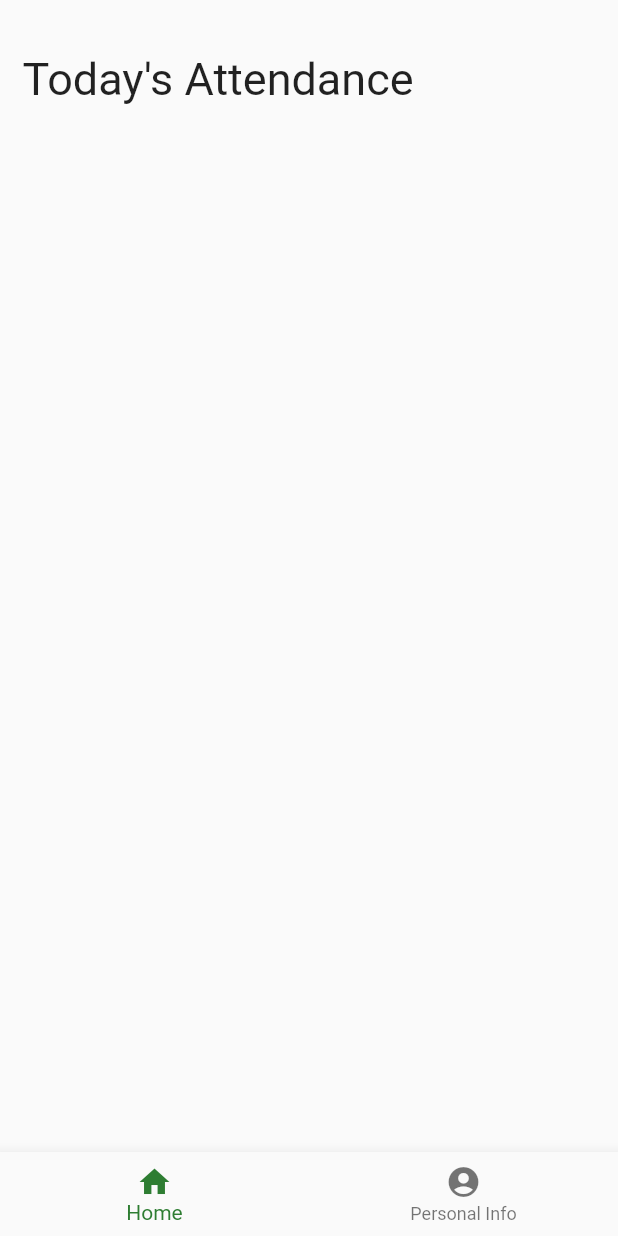
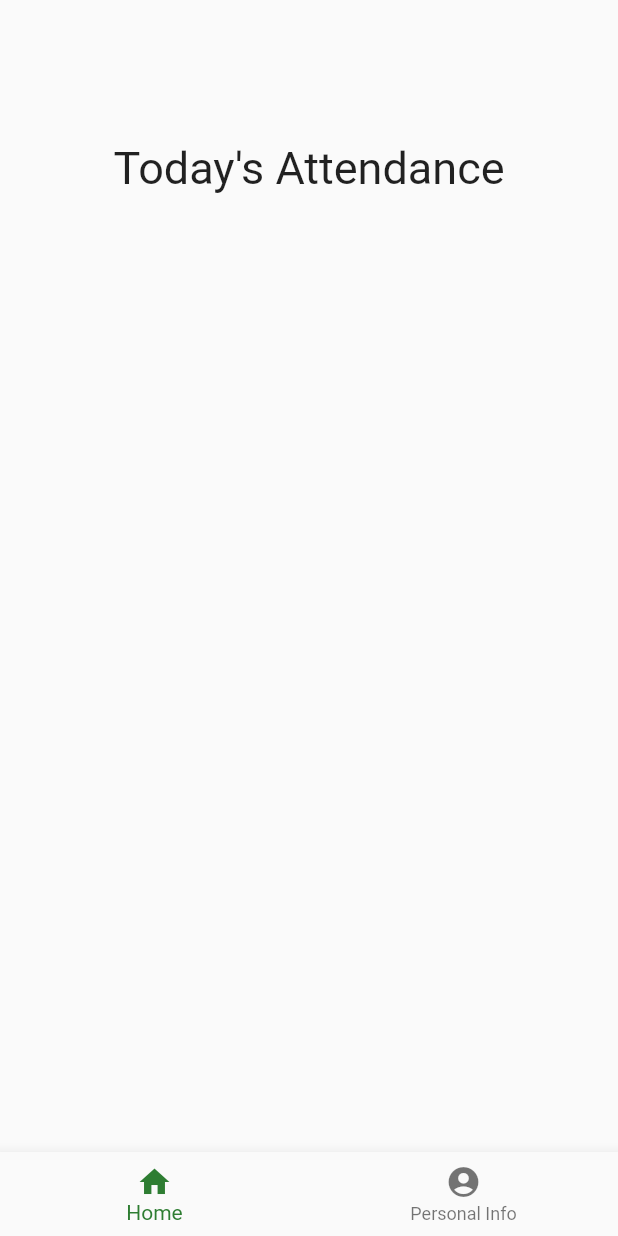
Before and after one commit to JohnEsleyer/ndmu-attendance-app, a Flutter app: the StudentScreen screen opened by its route, on a phone screen of 412 x 824 dp. Run offline on Flutter 3.47's test engine with Material 2 defaults, Android fonts, the phone set to English and light mode, and no system bars.

Commit message:
updated StudentScreens

```diff
--- a/frontend/final_qr/lib/screens/student/studentTodaysAttendance.dart
+++ b/frontend/final_qr/lib/screens/student/studentTodaysAttendance.dart
@@ -1,12 +1,63 @@
 import 'package:flutter/material.dart';
+import 'package:http/http.dart' as http;
+import 'package:final_qr/constants_and_functions.dart';
+import 'dart:async';
+import 'dart:convert';
 
 class TodaysAttendance extends StatefulWidget {
   _TodaysAttendanceState createState() => _TodaysAttendanceState();
 }
 
 class _TodaysAttendanceState extends State<TodaysAttendance> {
+  List<String> items = [];
+
+  Future<void> _refresh() async {
+    final response = await http.post(
+      Uri.parse(
+        '$server/classdate-by-dateclass',
+      ),
+      headers: {
+        'Content-Type': 'application/json',
+      },
+      body: jsonEncode(
+        {
+          "date": "date",
+        },
+      ),
+    );
+    print(response.statusCode);
+    if (response.statusCode == 200) {
+      print("200 Success");
+      return json.decode(response.body);
+    } else {
+      print("error");
+      throw Exception('Failed to load data');
+    }
+
+    // Parse the response and update the items list
+    // setState(() {
+    //   items = parseResponse(response);
+    // });
+  }
+
   @override
   Widget build(BuildContext context) {
-    return Scaffold();
+    return Container(
+      child: Column(
+        children: [
+          SizedBox(height: MediaQuery.of(context).size.height * 0.115),
+          Center(
+            child: Text(
+              "Today's Attendance",
+              style: TextStyle(
+                fontSize: 30,
+              ),
+            ),
+          ),
+          SizedBox(height: MediaQuery.of(context).size.height * 0.06),
+          Container()
+        ],
+      ),
+    );
   }
 }
--- a/frontend/final_qr/lib/screens/studentScreen.dart
+++ b/frontend/final_qr/lib/screens/studentScreen.dart
@@ -1,4 +1,5 @@
 import 'package:flutter/material.dart';
+import 'student/studentTodaysAttendance.dart';
 
 class StudentScreen extends StatefulWidget {
   @override
@@ -10,23 +11,7 @@ class _StudentScreenState extends State<StudentScreen> {
   @override
   Widget build(BuildContext context) {
     List<Widget> _screenOptions = <Widget>[
-      Container(
-        child: Padding(
-          padding: const EdgeInsets.all(15.0),
-          child: Column(
-            children: [
-              SizedBox(height: 20),
-              const Text(
-                "Today's Attendance",
-                style: TextStyle(
-                  fontSize: 30,
-                ),
-              ),
-              SizedBox(height: 20),
-            ],
-          ),
-        ),
-      ),
+      TodaysAttendance(),
       Container(
         child: Padding(
           padding: const EdgeInsets.all(15.0),
```
Also changed, not shown: 2 other files.
